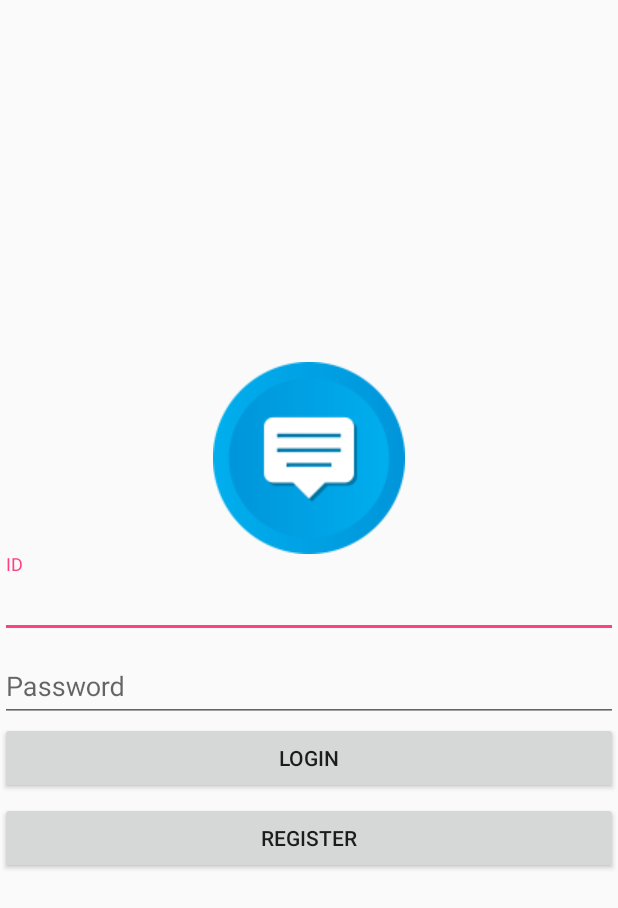
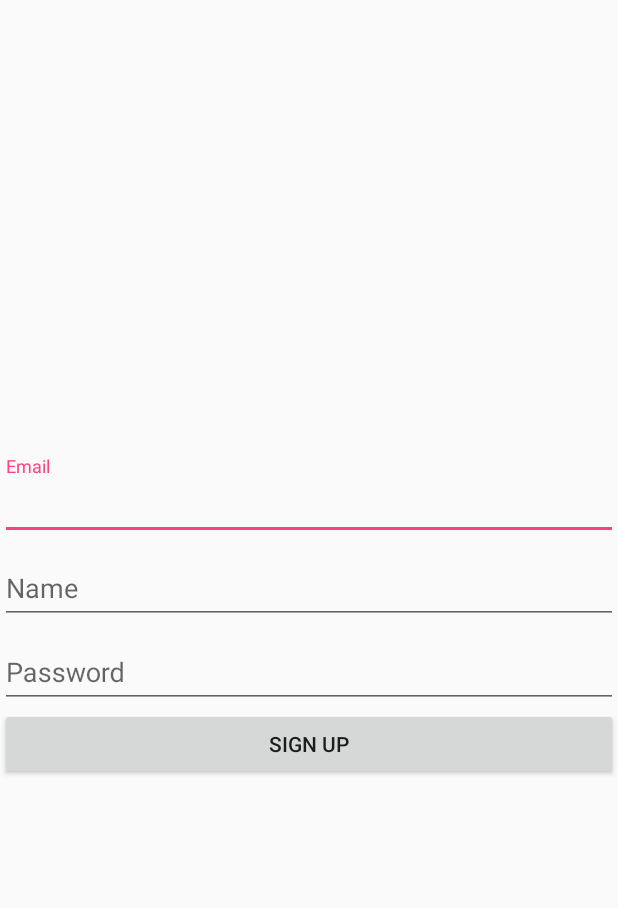
Before and after one commit to tonypark0403/Tonychat, an Android app: the layout activity_signup.xml on its own in the app's theme, with its tools: preview values and no code run, on a phone screen of 412 x 824 dp. Shown: the top 908 px of the screen. Run offline under Robolectric (Android 15) with nearby library versions, the phone set to English and light mode, and no system bars.

Commit message:
implemented auth and realtime DB in firebase

```diff
--- a/app/build.gradle
+++ b/app/build.gradle
@@ -22,6 +22,8 @@ dependencies {
     implementation fileTree(include: ['*.jar'], dir: 'libs')
     implementation 'com.android.support:appcompat-v7:26.1.0'
     implementation 'com.android.support.constraint:constraint-layout:1.0.2'
+    implementation 'com.google.firebase:firebase-auth:11.0.4'
+    implementation 'com.google.firebase:firebase-database:11.0.4'
     testImplementation 'junit:junit:4.12'
     androidTestImplementation 'com.android.support.test:runner:1.0.1'
     androidTestImplementation 'com.android.support.test.espresso:espresso-core:3.0.1'
@@ -31,4 +33,7 @@ dependencies {
 
 
 
+
+
+
 apply plugin: 'com.google.gms.google-services'
--- a/app/src/main/AndroidManifest.xml
+++ b/app/src/main/AndroidManifest.xml
@@ -16,7 +16,8 @@
                 <category android:name="android.intent.category.LAUNCHER" />
             </intent-filter>
         </activity>
-        <activity android:name=".LoginActivity"></activity>
+        <activity android:name=".LoginActivity" />
+        <activity android:name=".SignupActivity"></activity>
     </application>
 
 </manifest>
--- a/app/src/main/java/com/example/tonypark/tonychat/LoadActivity.java
+++ b/app/src/main/java/com/example/tonypark/tonychat/LoadActivity.java
@@ -62,7 +62,7 @@ public class LoadActivity extends AppCompatActivity {
     }
 
     private void displayMessage() {
-        String load_background = mFirebaseRemoteConfig.getString("load_background");
+        String load_background = mFirebaseRemoteConfig.getString(getString(R.string.rc_color));
         boolean caps = mFirebaseRemoteConfig.getBoolean("load_message_caps");
         String load_message = mFirebaseRemoteConfig.getString("load_message");
 
--- a/app/src/main/res/layout/activity_login.xml
+++ b/app/src/main/res/layout/activity_signup.xml
@@ -5,43 +5,41 @@
     android:layout_height="match_parent"
     android:gravity="center"
     android:orientation="vertical"
-    tools:context="com.example.tonypark.tonychat.LoginActivity">
-
-    <ImageView
-        android:layout_width="wrap_content"
-        android:layout_height="wrap_content"
-        android:src="@drawable/chatting" />
+    tools:context="com.example.tonypark.tonychat.SignupActivity">
 
     <android.support.design.widget.TextInputLayout
         android:layout_width="match_parent"
         android:layout_height="wrap_content">
         <EditText
-            android:id="@+id/loginActivity_editText_id"
+            android:id="@+id/signupActivity_editText_email"
             android:layout_width="match_parent"
             android:layout_height="wrap_content"
-            android:hint="ID" />
+            android:hint="Email" />
     </android.support.design.widget.TextInputLayout>
 
     <android.support.design.widget.TextInputLayout
         android:layout_width="match_parent"
         android:layout_height="wrap_content">
         <EditText
-            android:id="@+id/loginActivity_editText_password"
+            android:id="@+id/signupActivity_editText_name"
+            android:layout_width="match_parent"
+            android:layout_height="wrap_content"
+            android:hint="Name" />
+    </android.support.design.widget.TextInputLayout>
+
+    <android.support.design.widget.TextInputLayout
+        android:layout_width="match_parent"
+        android:layout_height="wrap_content">
+        <EditText
+            android:id="@+id/signupActivity_editText_password"
             android:layout_width="match_parent"
             android:layout_height="wrap_content"
             android:hint="Password" />
     </android.support.design.widget.TextInputLayout>
 
     <Button
-        android:id="@+id/loginActivity_button_login"
+        android:id="@+id/signupActivity_button_signup"
         android:layout_width="match_parent"
         android:layout_height="wrap_content"
-        android:text="Login"/>
-
-    <Button
-        android:id="@+id/loginActivity_button_signin"
-        android:layout_width="match_parent"
-        android:layout_height="wrap_content"
-        android:layout_marginTop="5dp"
-        android:text="Register"/>
+        android:text="Sign Up"/>
 </LinearLayout>
--- a/app/src/main/res/values/strings.xml
+++ b/app/src/main/res/values/strings.xml
@@ -1,3 +1,4 @@
 <resources>
     <string name="app_name">Tonychat</string>
+    <string name="rc_color">load_background</string>
 </resources>
```
Also changed, not shown: app/src/main/java/com/example/tonypark/tonychat/LoginActivity.java (+13 -4 lines), app/src/main/java/com/example/tonypark/tonychat/SignupActivity.java (added, +72 -0 lines), app/src/main/java/com/example/tonypark/tonychat/model/User.java (added, +17 -0 lines), 1 other file.
